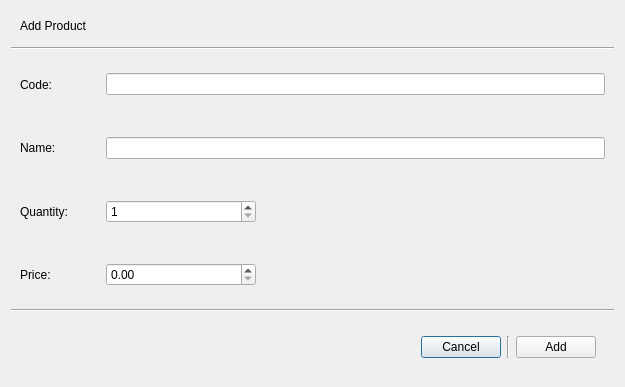
Before: the Qt Designer form UI's/AddProduct.ui in Shirozo/OOP_FP, drawn with Qt 5.
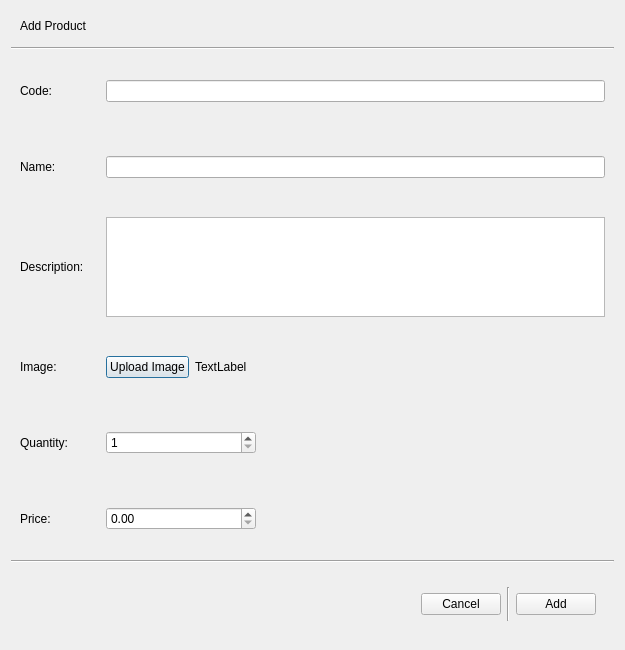
After: the same form once the commit is applied.

Commit message: Segmentation on clickink the add button two times fixed

```diff
--- a/UI's/AddProduct.ui
+++ b/UI's/AddProduct.ui
@@ -7,13 +7,13 @@
     <x>0</x>
     <y>0</y>
     <width>615</width>
-    <height>387</height>
+    <height>650</height>
    </rect>
   </property>
   <property name="maximumSize">
    <size>
     <width>615</width>
-    <height>387</height>
+    <height>1000</height>
    </size>
   </property>
   <property name="windowTitle">
@@ -148,6 +148,87 @@
      </layout>
     </widget>
    </item>
+   <item alignment="Qt::AlignVCenter">
+    <widget class="QWidget" name="descriptionwidget" native="true">
+     <layout class="QHBoxLayout" name="horizontalLayout_8">
+      <item>
+       <widget class="QLabel" name="descriptionLabel">
+        <property name="minimumSize">
+         <size>
+          <width>80</width>
+          <height>0</height>
+         </size>
+        </property>
+        <property name="text">
+         <string>Description:</string>
+        </property>
+       </widget>
+      </item>
+      <item>
+       <widget class="QTextEdit" name="textEdit">
+        <property name="maximumSize">
+         <size>
+          <width>16777215</width>
+          <height>100</height>
+         </size>
+        </property>
+       </widget>
+      </item>
+     </layout>
+    </widget>
+   </item>
+   <item>
+    <widget class="QWidget" name="ImageWidget" native="true">
+     <layout class="QHBoxLayout" name="horizontalLayout_9">
+      <item>
+       <widget class="QLabel" name="ImageLabel">
+        <property name="minimumSize">
+         <size>
+          <width>80</width>
+          <height>0</height>
+         </size>
+        </property>
+        <property name="text">
+         <string>Image:</string>
+        </property>
+       </widget>
+      </item>
+      <item>
+       <widget class="QPushButton" name="UploadImage">
+        <property name="text">
+         <string>Upload Image</string>
+        </property>
+       </widget>
+      </item>
+      <item>
+       <widget class="QLabel" name="ImageName">
+        <property name="minimumSize">
+         <size>
+          <width>200</width>
+          <height>0</height>
+         </size>
+        </property>
+        <property name="text">
+         <string>TextLabel</string>
+        </property>
+       </widget>
+      </item>
+      <item>
+       <spacer name="horizontalSpacer_5">
+        <property name="orientation">
+         <enum>Qt::Horizontal</enum>
+        </property>
+        <property name="sizeHint" stdset="0">
+         <size>
+          <width>40</width>
+          <height>20</height>
+         </size>
+        </property>
+       </spacer>
+      </item>
+     </layout>
+    </widget>
+   </item>
    <item>
     <widget class="QWidget" name="FromQuantityContainer" native="true">
      <layout class="QHBoxLayout" name="horizontalLayout_5">
```
The commit also changes 2 other files.
